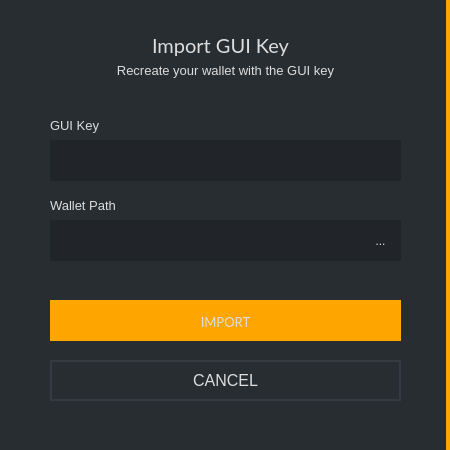
Old version of the form src/gui/ui/importkeydialog.ui in the repository ConcealNetwork/conceal-desktop.
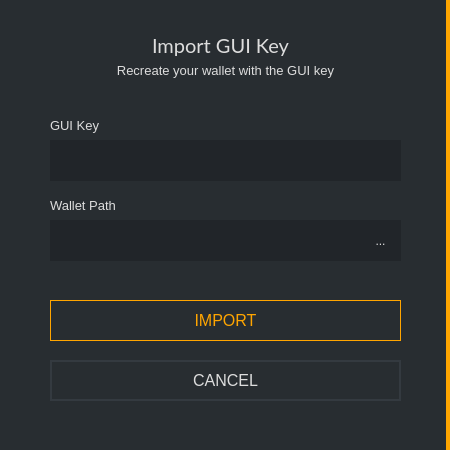
New version of the form.

Patch:
```diff
--- a/src/gui/ui/importkeydialog.ui
+++ b/src/gui/ui/importkeydialog.ui
@@ -203,13 +203,11 @@
       </property>
       <property name="font">
        <font>
-        <family>Lato</family>
-        <pointsize>10</pointsize>
+        <pointsize>-1</pointsize>
        </font>
       </property>
       <property name="styleSheet">
-       <string notr="true">color: #ddd; background-color: orange; border-top: 3px solid orange;
-border-right: 0px;</string>
+       <string notr="true">color: orange; background-color: #1; border: 1px solid orange; font-size: 16px;</string>
       </property>
       <property name="text">
        <string>IMPORT</string>
```
